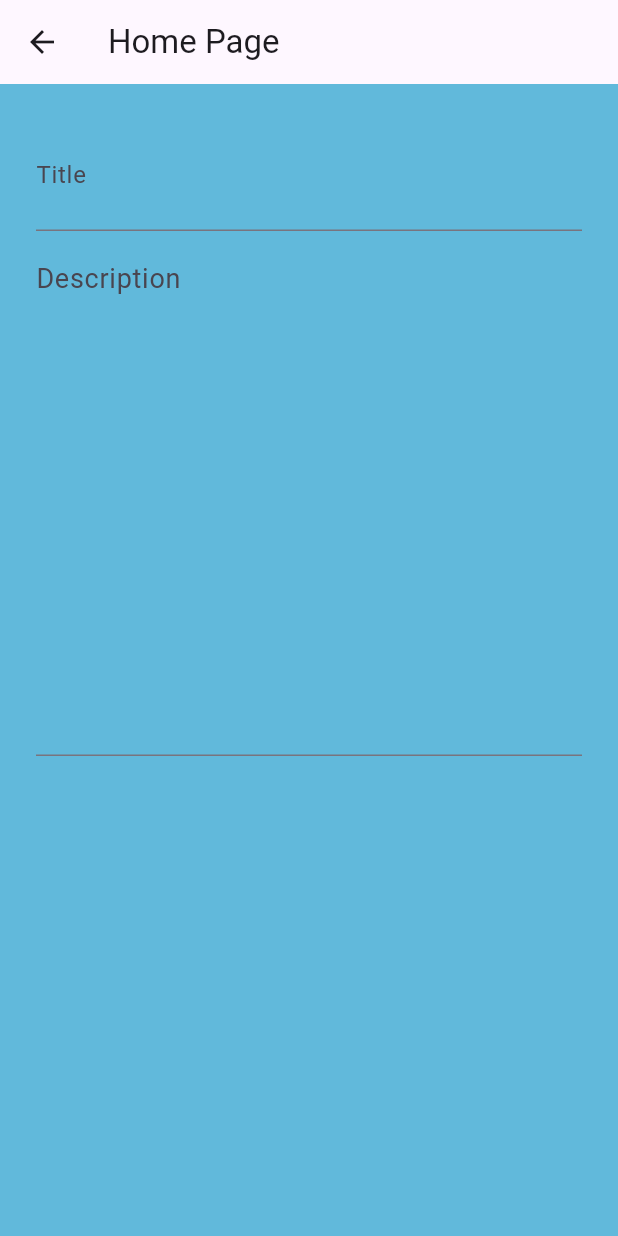
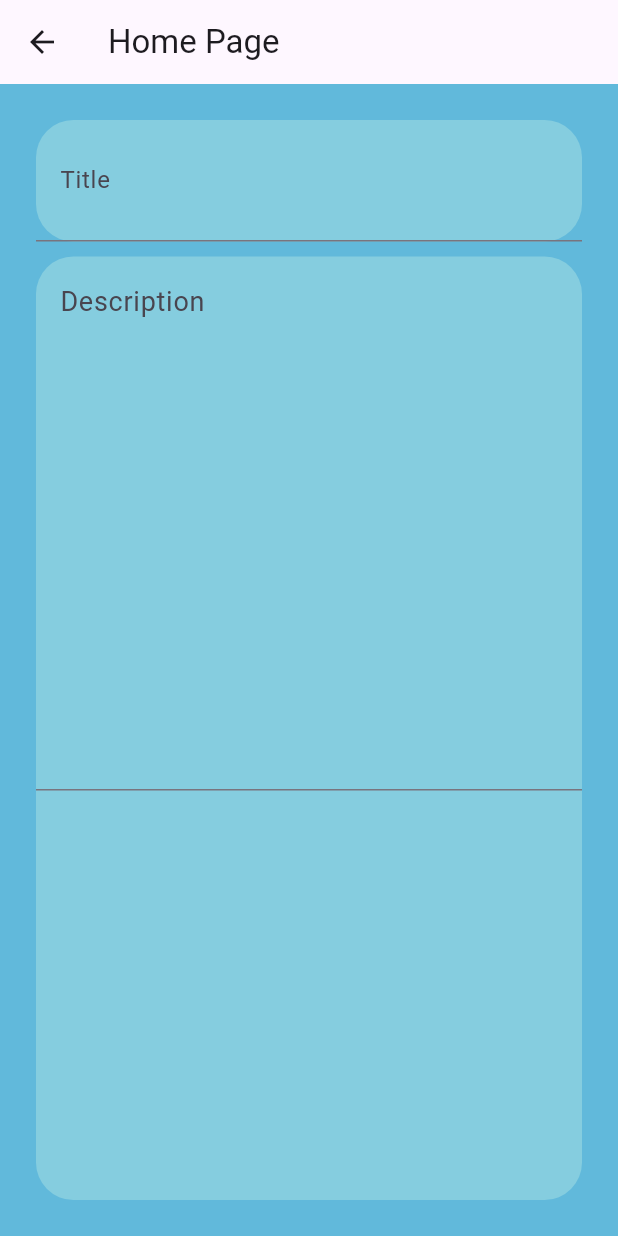
Before and after one commit to Looczky/ToDoApp, a Flutter app: the screen it shows after launch, after a tap on "Add new note!", on a phone screen of 412 x 824 dp. Run offline on Flutter 3.47's test engine with Material 3 defaults, Android fonts, the phone set to English and light mode, and no system bars; our stand-ins replace go_router, logger, shared_preferences.

Commit message:
scrollable desc + keyboard fix

```diff
--- a/lib/Editcard.dart
+++ b/lib/Editcard.dart
@@ -21,6 +21,10 @@ class _EditcardState extends State<Editcard> {
   String desc = '';
   late Note currentNote;
   late List<Note> notes;
+  final Color titleColor = Color.fromARGB(255, 133, 205, 223);
+  final Color descColor = Color.fromARGB(255, 133, 205, 223);
+  late ScrollController _scrollController;
+  late FocusNode _descFocusNode;
 
 
   void updateCard(String newTitle, String newDesc) async {
@@ -80,83 +84,107 @@ void initState(){
     desc = widget.desc!;
   }
   loadData();
+  _scrollController = ScrollController();
+  _descFocusNode = FocusNode();
+
+  void _scrollToFocusedLine() {
+    Future.delayed(Duration(milliseconds: 300), () {
+      _scrollController.animateTo(
+        _scrollController.position.maxScrollExtent,
+        duration: Duration(milliseconds: 300),
+        curve: Curves.easeInOut,
+      );
+    });
   }
+
+  _descFocusNode.addListener(() {
+      if (_descFocusNode.hasFocus) {
+        // Scroll to the focused line in the TextFormField
+        _scrollToFocusedLine();
+      }
+    });
+}
+
+
 
 @override
   Widget build(BuildContext context) {
     return Scaffold(
-    backgroundColor: const Color.fromARGB(255, 97, 185, 219)  ,
+      backgroundColor: const Color.fromARGB(255, 97, 185, 219),
       appBar: AppBar(
         title: const Text('Home Page'),
       ),
       body: Container(
-      margin: const EdgeInsets.only(  top:24,bottom: 24, right: 24, left: 24,),
+        margin: const EdgeInsets.only(
+          top: 24,
+          bottom: 24,
+          right: 24,
+          left: 24,
+        ),
         child: Center(
-          child: Builder(builder: (context) {
-            if (int.parse(widget.id) == -1){
+          child: Builder(
+            builder: (context) {
               return Column(
                 children: [
-                  TextField(
+                  Container(
+                    decoration: BoxDecoration(
+                      color: titleColor, // replace with titleColor
+                      borderRadius: BorderRadius.circular(25),
+                    ),
+                    child: TextFormField(
+                      initialValue: widget.id == -1 ? null : widget.title,
                       onChanged: (newTitle) {
-                      updateCard(newTitle,desc);
+                        updateCard(newTitle, desc);
                       },
-                    style: const TextStyle(fontSize: 28),
                       minLines: 1,
                       maxLines: 2,
                       decoration: const InputDecoration(
-                      labelText: 'Title'
+                        labelText: 'Title',
+                        contentPadding: EdgeInsets.symmetric(
+                            horizontal: 16.0, vertical: 16),
+                      ),
+                      style: const TextStyle(
+                          fontSize: 22, fontWeight: FontWeight.bold),
                     ),
                   ),
-                  const SizedBox(height: 10,),
-                  TextField(
+                  const SizedBox(
+                    height: 10,
+                  ),
+                  Expanded(
+                    child: Container(
+                      decoration: BoxDecoration(
+                        color: descColor, // replace with descColor
+                        borderRadius: BorderRadius.circular(25),
+                      ),
+                      child: SingleChildScrollView(
+                        controller: _scrollController,
+                        child: TextFormField(
+                          focusNode: _descFocusNode,
+                          initialValue:
+                              widget.id == -1 ? null : widget.desc,
                           onChanged: (newDesc) {
-                      updateCard(title,newDesc);
+                            updateCard(title, newDesc);
                           },
                           style: const TextStyle(fontSize: 18),
                           minLines: 12,
-                    maxLines: 100,
+                          maxLines: null,
                           decoration: const InputDecoration(
-                      hintText: 'Description'
+                            hintText: 'Description',
+                            contentPadding: EdgeInsets.symmetric(
+                                horizontal: 16.0, vertical: 16),
+                          ),
+                          keyboardType: TextInputType.multiline,
+                        ),
+                      ),
                     ),
                   ),
                 ],
               );
-            } else{
-                return Column(
-                  children: [
-                    (TextFormField(
-                      initialValue: widget.title,
-                      onChanged: (newTitle) {
-                        updateCard(newTitle,desc);
-                      },
-                      decoration: const InputDecoration(
-                        labelText: 'Title'
-                        ),
-                      style: const TextStyle(fontSize: 28),
-                      minLines: 1,
-                      maxLines: 2,
-                      )
-                    ),
-                    const SizedBox(height: 10,),
-                    TextFormField(
-                      initialValue: widget.desc,
-                      onChanged: (newDesc) {
-                        updateCard(title,newDesc);
-                      },
-                      decoration: const InputDecoration(
-                        hintText: 'Description'
-                        ),
-                      style: const TextStyle(fontSize: 18),
-                      minLines: 12,
-                      maxLines: 100,
-                    ),
-                  ],
-                );
-              }
             },
           ),
         ),
-    )
+      ),
+      resizeToAvoidBottomInset: true,
     );
   }
 }
--- a/lib/home.dart
+++ b/lib/home.dart
@@ -40,13 +40,13 @@ class _HomeState extends State<Home> {
     }
   }
 
-  void clearAll() async{
-    final SharedPreferences prefs = await SharedPreferences.getInstance();
-    await prefs.setString('note', '[]');
-    setState(() {
-      notes = List.empty();
-    });{}
-  }
+  // void clearAll() async{
+  //   final SharedPreferences prefs = await SharedPreferences.getInstance();
+  //   await prefs.setString('note', '[]');
+  //   setState(() {
+  //     notes = List.empty();
+  //   });{}
+  // }
 
   void deleteNote(index) async{
     final SharedPreferences prefs = await SharedPreferences.getInstance();
@@ -99,7 +99,7 @@ class _HomeState extends State<Home> {
                   title: const Center(child: Text('Add new note!')),
                 ),
               ),
-            TextButton(onPressed: clearAll, child: const Text('Clear all!')),
+            // TextButton(onPressed: clearAll, child: const Text('Clear all!')),
           ],
         ),
       ),
--- a/lib/main.dart
+++ b/lib/main.dart
@@ -33,7 +33,6 @@ final GoRouter _router = GoRouter(
 class MyApp extends StatelessWidget{
   const MyApp({super.key});
 
-
   @override
   Widget build(BuildContext context){
     return MaterialApp.router(
```
Lines whose indentation alone changed are shown as unchanged.
